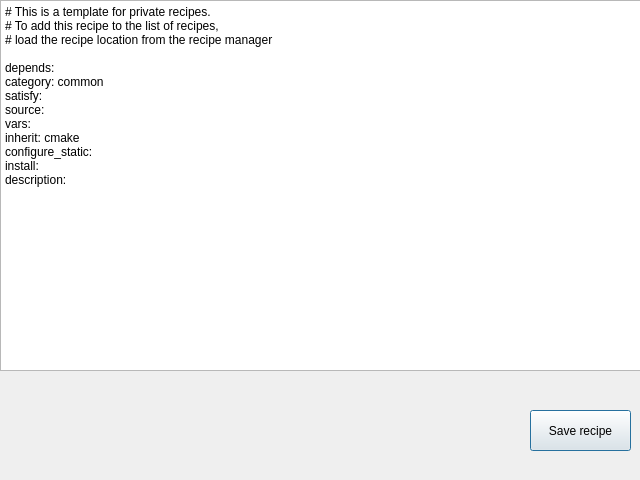
Above: designer/new_recipe.ui from NinjaComics/pybombs-qtgui before the change. Below: the same form after it.
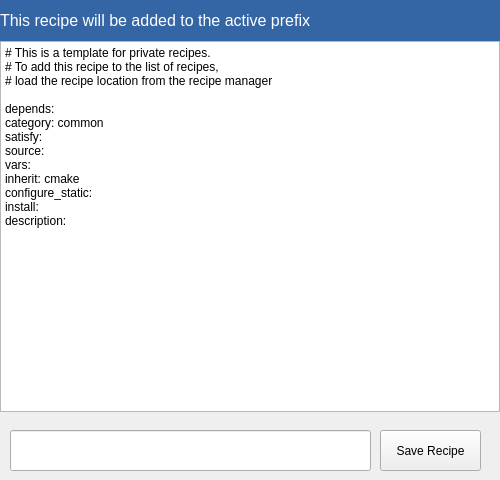
That is the form after the change.

Commit message: Changes to the add_recipe functionality

The edit to the form file:
```diff
--- a/designer/new_recipe.ui
+++ b/designer/new_recipe.ui
@@ -6,7 +6,7 @@
    <rect>
     <x>0</x>
     <y>0</y>
-    <width>640</width>
+    <width>500</width>
     <height>480</height>
    </rect>
   </property>
@@ -17,8 +17,8 @@
    <property name="geometry">
     <rect>
      <x>0</x>
-     <y>0</y>
-     <width>641</width>
+     <y>41</y>
+     <width>500</width>
      <height>371</height>
     </rect>
    </property>
@@ -51,6 +51,57 @@
     <string>Save recipe</string>
    </property>
   </widget>
+  <widget class="QLabel" name="label_4">
+   <property name="enabled">
+    <bool>true</bool>
+   </property>
+   <property name="geometry">
+    <rect>
+     <x>0</x>
+     <y>0</y>
+     <width>502</width>
+     <height>41</height>
+    </rect>
+   </property>
+   <property name="font">
+    <font>
+     <pointsize>12</pointsize>
+    </font>
+   </property>
+   <property name="styleSheet">
+    <string notr="true">color: rgb(255, 255, 255);
+background-color: rgb(52, 101, 164);</string>
+   </property>
+   <property name="inputMethodHints">
+    <set>Qt::ImhNone</set>
+   </property>
+   <property name="text">
+    <string>This recipe will be added to the active prefix</string>
+   </property>
+  </widget>
+  <widget class="QLineEdit" name="lineEdit">
+   <property name="geometry">
+    <rect>
+     <x>10</x>
+     <y>430</y>
+     <width>361</width>
+     <height>41</height>
+    </rect>
+   </property>
+  </widget>
+  <widget class="QPushButton" name="pushButton_2">
+   <property name="geometry">
+    <rect>
+     <x>380</x>
+     <y>430</y>
+     <width>101</width>
+     <height>41</height>
+    </rect>
+   </property>
+   <property name="text">
+    <string>Save Recipe</string>
+   </property>
+  </widget>
  </widget>
  <resources/>
  <connections/>
```
Left out of the diff: 2 changed lines with no effect on the pictures. The commit also changes 2 other files.
